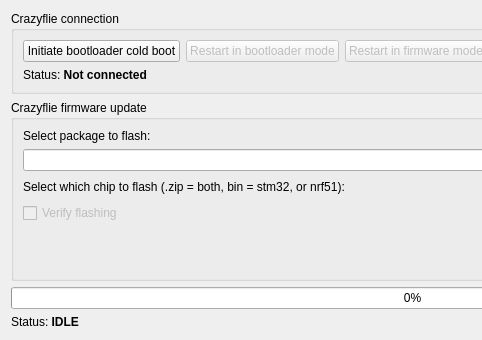
Above: src/cfclient/ui/dialogs/bootloader.ui from bitcraze/crazyflie-clients-python before the change; both pictures show x 0 to 482 and y 0 to 340 of the 825 by 340 pixel window. Below: the same form after it.
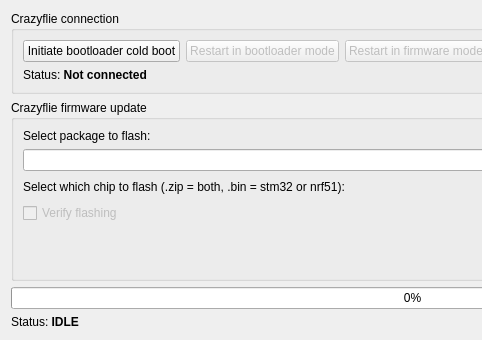
That is the form after the change.

Commit message: fixed some typos and wrong punctiation placement (#413)

What changed in the file:
```diff
--- a/src/cfclient/ui/dialogs/bootloader.ui
+++ b/src/cfclient/ui/dialogs/bootloader.ui
@@ -118,7 +118,7 @@
             <item row="2" column="0">
              <widget class="QLabel" name="label">
               <property name="text">
-               <string>Select which chip to flash (.zip = both, bin = stm32, or nrf51):</string>
+               <string>Select which chip to flash (.zip = both, .bin = stm32 or nrf51):</string>
               </property>
              </widget>
             </item>
```
